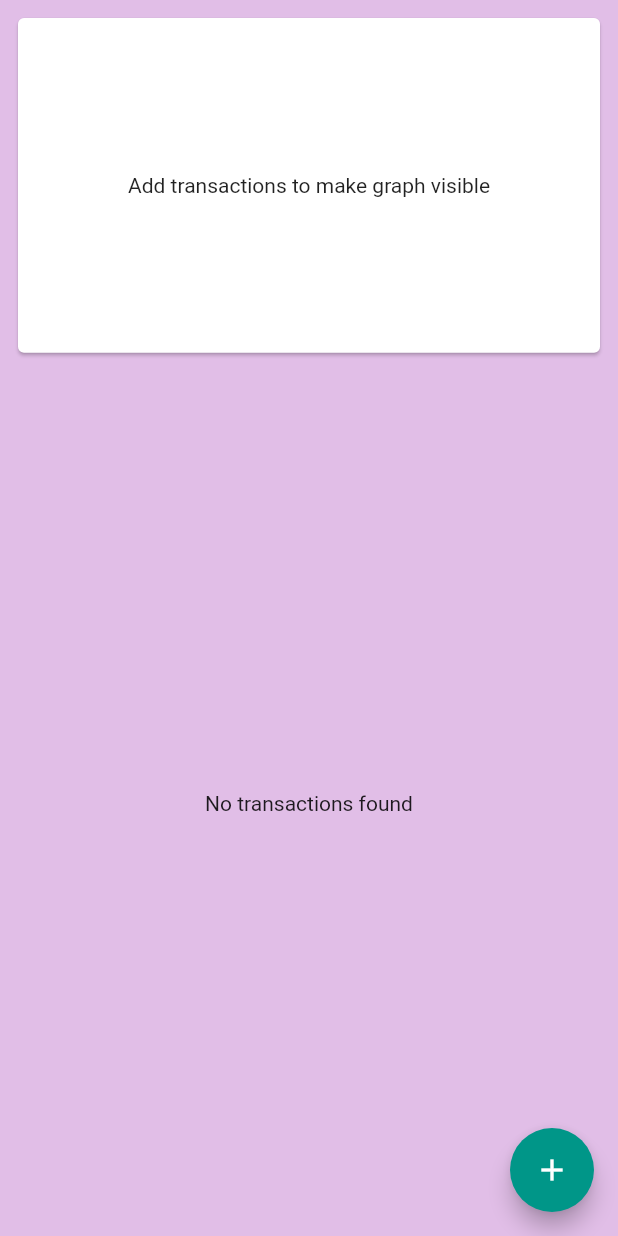
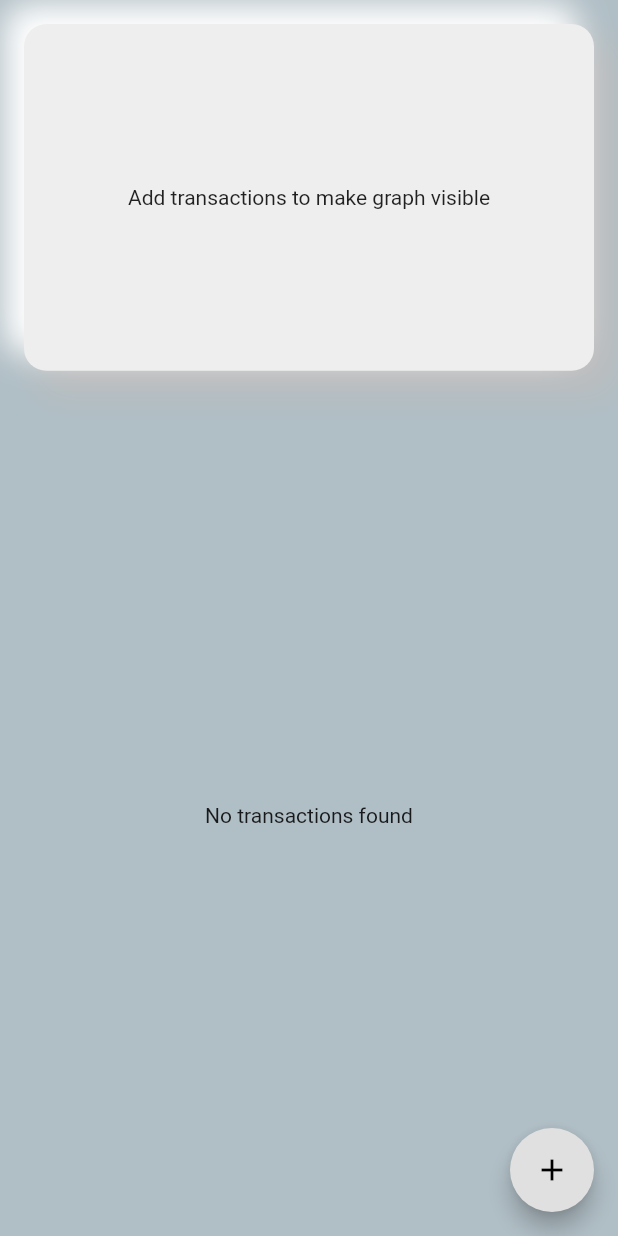
Before and after one commit to naaraayen/Xpensy, a Flutter app: the screen it shows after launch, on a phone screen of 412 x 824 dp. Run offline on Flutter 3.47's test engine with Material 2 defaults, Android fonts, the phone set to English and light mode, and no system bars.

Commit message:
style: neomorphism implemented in the ui

```diff
--- a/lib/main.dart
+++ b/lib/main.dart
@@ -16,9 +16,10 @@ class Xpensy extends StatelessWidget {
   Widget build(BuildContext context) {
     return MaterialApp(
       title: 'Xpensy',
+      debugShowCheckedModeBanner: false,
       theme: ThemeData(
-          primarySwatch: Colors.purple,
-          colorScheme: ColorScheme.fromSwatch(accentColor: Colors.teal)),
+          primarySwatch: Colors.blueGrey,
+          colorScheme: ColorScheme.fromSwatch(accentColor: Colors.grey.shade300)),
       home: const HomePage(),
     );
   }
@@ -122,7 +123,8 @@ class _HomePageState extends State<HomePage> {
         height: (mediaQuery.size.height - mediaQuery.padding.top) * 0.7,
         child: TransactionList(_tx, _removeTx));
     return Scaffold(
-      backgroundColor: Theme.of(context).primaryColorLight,
+      backgroundColor: Colors.blueGrey.shade200,
+      //Theme.of(context).primaryColorLight,
       floatingActionButton: FloatingActionButton(
         child: const Icon(Icons.add),
         onPressed: () {
@@ -132,10 +134,13 @@ class _HomePageState extends State<HomePage> {
       body: SafeArea(
           child: SingleChildScrollView(
         child:
-            Column(crossAxisAlignment: CrossAxisAlignment.stretch, children: [
+            Padding(
+              padding: const EdgeInsets.fromLTRB(8,8,8,0),
+              child: Column(crossAxisAlignment: CrossAxisAlignment.stretch, children: [
           if (isLandscape) ..._buildLandscapeContent(mediaQuery, txList),
           if (!isLandscape) ..._buildPortaitContent(mediaQuery, txList)
         ]),
+            ),
       )),
     );
   }
--- a/lib/widgets/chart.dart
+++ b/lib/widgets/chart.dart
@@ -2,6 +2,7 @@ import 'package:flutter/material.dart';
 import 'package:intl/intl.dart';
 import 'package:xpensy/models/transaction.dart';
 import 'package:xpensy/widgets/bar_chart.dart';
+import 'package:xpensy/widgets/neumorphic_container.dart';
 
 // ignore: must_be_immutable
 class Chart extends StatelessWidget {
@@ -42,13 +43,13 @@ class Chart extends StatelessWidget {
 
   @override
   Widget build(BuildContext context) {
-    return Card(
-        child: Container(
-            padding: const EdgeInsets.all(8.0),
-            child: _totalSpending != 0.0
-                ? BarChart(
-                    groupedTxValues: _groupedTxValues, getHeight: _getHeight)
-                : const Center(
-                    child: Text('Add transactions to make graph visible'))));
+    return NeumorphicContainer(
+      color: Colors.grey.shade200,
+        padding: const EdgeInsets.all(10),
+        child: _totalSpending != 0.0
+            ? BarChart(
+                groupedTxValues: _groupedTxValues, getHeight: _getHeight)
+            : const Center(
+                child: Text('Add transactions to make graph visible')));
   }
 }
--- /dev/null
+++ b/lib/widgets/neumorphic_container.dart
@@ -0,0 +1,43 @@
+import 'package:flutter/material.dart';
+
+class NeumorphicContainer extends StatelessWidget {
+  final double borderRadius;
+  final EdgeInsetsGeometry? padding;
+  final Color? color;
+  final BoxShape shape;
+  final Widget? child;
+  const NeumorphicContainer({
+    super.key,
+    this.child,
+    this.borderRadius = 15,
+    this.padding ,
+    this.color,
+    this.shape = BoxShape.rectangle,
+  });
+
+  @override
+  Widget build(BuildContext context) {
+    return Container(
+      padding: padding,
+      decoration: BoxDecoration(
+          shape: shape,
+          color: color,
+          borderRadius: shape == BoxShape.rectangle? BorderRadius.circular(borderRadius) : null,
+          boxShadow: [
+            BoxShadow(
+              color: Colors.grey.shade400,
+              offset: Offset(12, 12),
+              blurRadius: 18,
+              spreadRadius: 1,
+            ),
+            const BoxShadow(
+              color: Colors.white,
+              offset: Offset(-12, -12),
+              blurRadius: 18,
+              spreadRadius: 1,
+            ),
+          ]),
+      child: child,
+    );
+  }
+}
--- a/lib/widgets/new_transaction.dart
+++ b/lib/widgets/new_transaction.dart
@@ -22,7 +22,7 @@ class _NewTransactionState extends State<NewTransaction>
     showDatePicker(
             context: context,
             initialDate: DateTime.now(),
-            firstDate: DateTime.now().subtract(const Duration(days: 7)),
+            firstDate: DateTime.now().subtract(const Duration(days: 6)),
             lastDate: DateTime.now())
         .then((pickedDate) {
       if (pickedDate == null) {
```
Also changed, not shown: lib/widgets/bar_chart.dart (+10 -12 lines), lib/widgets/transaction_item.dart (+12 -11 lines), pubspec.lock, 99 other files.
